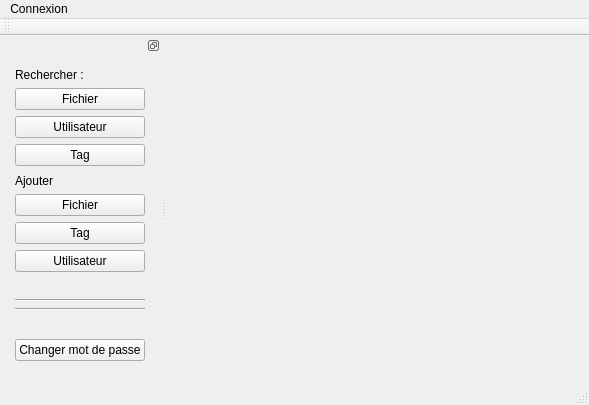
This is src/gui/techmeddb.ui in Altivar/TechmedDB as Qt 5 draws it before an edit. The edited form follows.
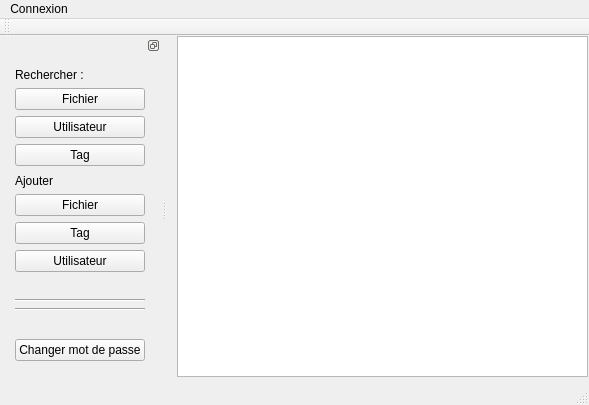
This is the edited form.

Commit message: [ADD] Creation of selectFile query system (Axel)

Patch:
```diff
--- a/src/gui/techmeddb.ui
+++ b/src/gui/techmeddb.ui
@@ -13,7 +13,18 @@
   <property name="windowTitle">
    <string>TechmedDB</string>
   </property>
-  <widget class="QWidget" name="centralWidget"/>
+  <widget class="QWidget" name="centralWidget">
+   <widget class="QTableView" name="QueryView">
+    <property name="geometry">
+     <rect>
+      <x>10</x>
+      <y>0</y>
+      <width>411</width>
+      <height>341</height>
+     </rect>
+    </property>
+   </widget>
+  </widget>
   <widget class="QMenuBar" name="menuBar">
    <property name="geometry">
     <rect>
```
The commit also changes 4 other files.
